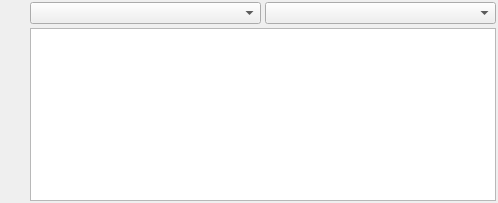
The window that Source/DREAM3DWidgetsLib/FilterParameterWidgets/UI_Files/ComparisonSelectionWidget.ui (BlueQuartzSoftware/DREAM3D) describes before a commit, drawn with Qt 5.
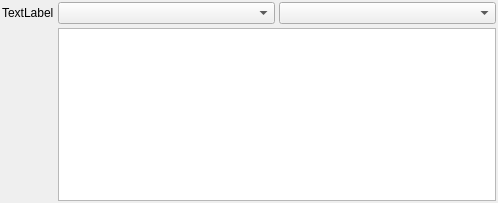
The same window after the commit. Icons and pictures are not drawn.

Commit message: Adding the 'units' to the property label.

The edit to the form file:
```diff
--- a/Source/DREAM3DWidgetsLib/FilterParameterWidgets/UI_Files/ComparisonSelectionWidget.ui
+++ b/Source/DREAM3DWidgetsLib/FilterParameterWidgets/UI_Files/ComparisonSelectionWidget.ui
@@ -195,6 +195,13 @@
    <item row="0" column="1">
     <widget class="QComboBox" name="dataContainerList"/>
    </item>
+   <item row="0" column="0">
+    <widget class="QLabel" name="label">
+     <property name="text">
+      <string>TextLabel</string>
+     </property>
+    </widget>
+   </item>
   </layout>
  </widget>
  <resources>
```
Left out of the diff: 11 changed lines with no effect on the pictures. The commit also changes 29 other files.
